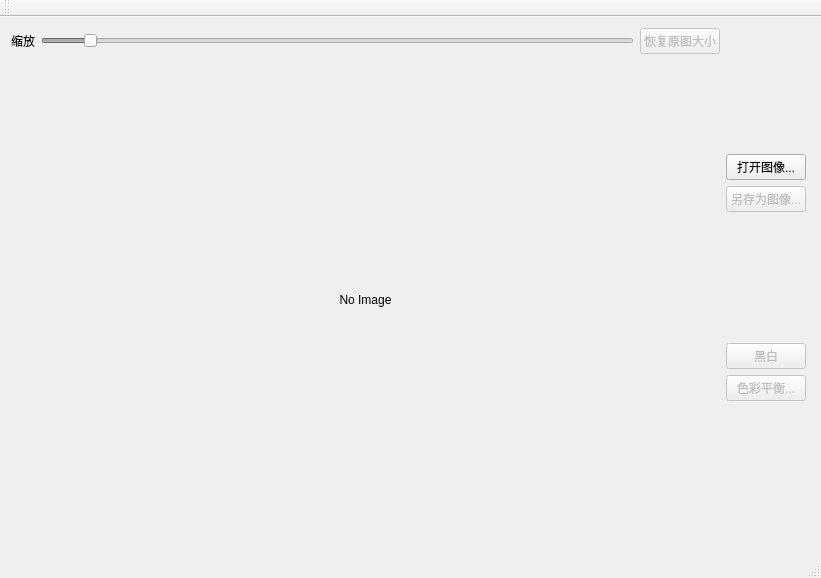
Above: ImageSpecialEffectsQt/imagespecialeffectsqt.ui from garzon/ImageSpecialEffects-Qt before the change. Below: the same form after it.
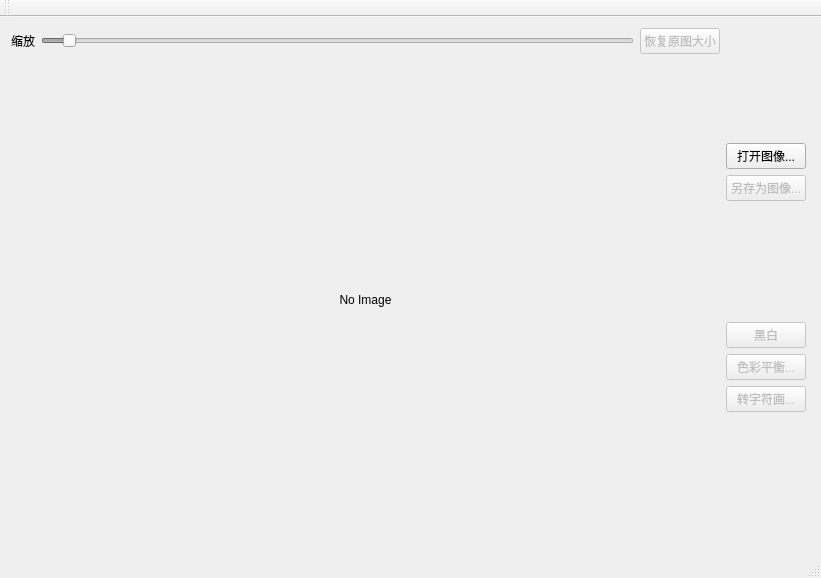
That is the form after the change.

Commit message:
NEW Feature - image2Text !
Add an interesting feature

```diff
--- a/ImageSpecialEffectsQt/imagespecialeffectsqt.ui
+++ b/ImageSpecialEffectsQt/imagespecialeffectsqt.ui
@@ -44,7 +44,7 @@
             <number>3</number>
            </property>
            <property name="maximum">
-            <number>100</number>
+            <number>200</number>
            </property>
            <property name="value">
             <number>10</number>
@@ -152,6 +152,16 @@
          </property>
         </widget>
        </item>
+       <item>
+        <widget class="QPushButton" name="btnTextImage">
+         <property name="enabled">
+          <bool>false</bool>
+         </property>
+         <property name="text">
+          <string>转字符画...</string>
+         </property>
+        </widget>
+       </item>
        <item>
         <spacer name="verticalSpacer_3">
          <property name="orientation">
```
Left out of the diff: 31 changed lines with no effect on the pictures. The commit also changes 44 other files.
